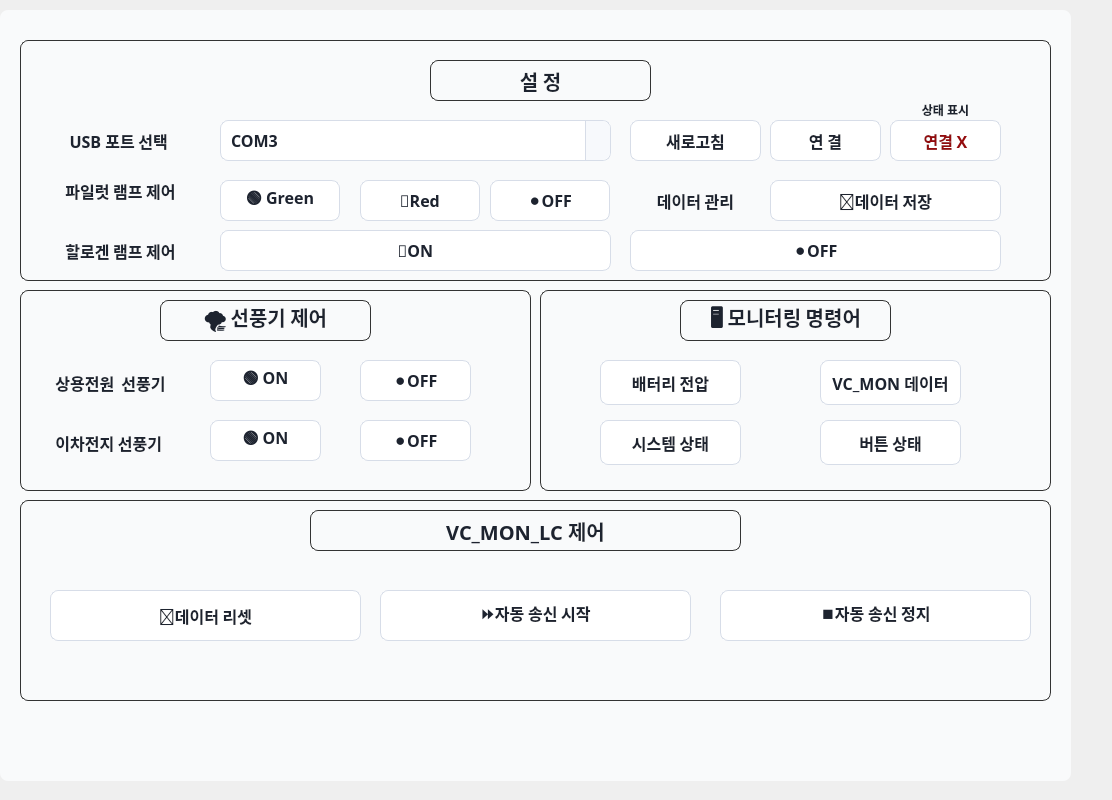
Above: PyQt_GUI/new_set.ui from yuunow57/Capstone-Design-Project before the change. Below: the same form after it.
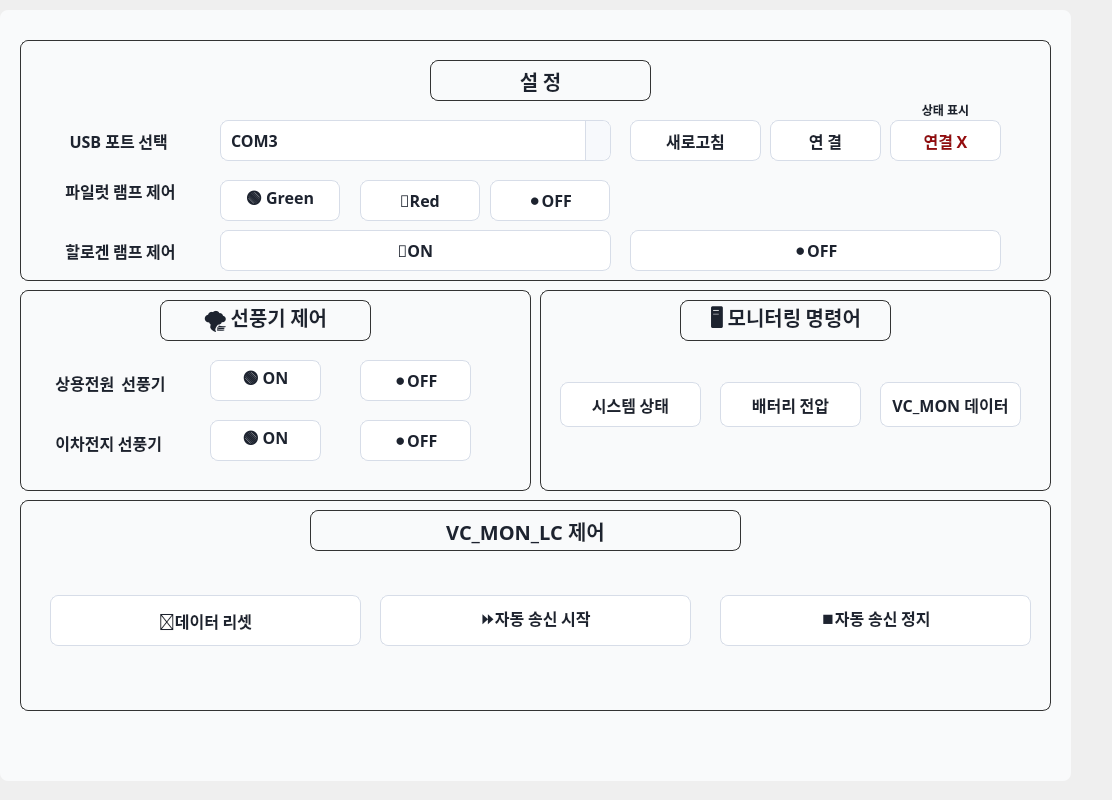
That is the form after the change.

What changed in the file:
```diff
--- a/PyQt_GUI/new_set.ui
+++ b/PyQt_GUI/new_set.ui
@@ -463,74 +463,6 @@
       <set>Qt::AlignCenter</set>
      </property>
     </widget>
-    <widget class="QLabel" name="label_7">
-     <property name="geometry">
-      <rect>
-       <x>610</x>
-       <y>140</y>
-       <width>131</width>
-       <height>41</height>
-      </rect>
-     </property>
-     <property name="font">
-      <font>
-       <family>Noto Sans KR</family>
-       <pointsize>12</pointsize>
-       <weight>87</weight>
-       <bold>true</bold>
-      </font>
-     </property>
-     <property name="styleSheet">
-      <string notr="true">border :none;</string>
-     </property>
-     <property name="text">
-      <string>데이터 관리</string>
-     </property>
-     <property name="alignment">
-      <set>Qt::AlignCenter</set>
-     </property>
-    </widget>
-    <widget class="QPushButton" name="pushButton_5">
-     <property name="geometry">
-      <rect>
-       <x>750</x>
-       <y>140</y>
-       <width>231</width>
-       <height>41</height>
-      </rect>
-     </property>
-     <property name="font">
-      <font>
-       <family>Noto Sans KR</family>
-       <pointsize>12</pointsize>
-       <weight>87</weight>
-       <bold>true</bold>
-      </font>
-     </property>
-     <property name="styleSheet">
-      <string notr="true">QPushButton {
-    background: #ffffff;
-    color: #1d232f;
-    border: 1px solid #d7dde8;
-    border-radius: 8px;
-}
-
-/* 마우스 올렸을 때 */
-QPushButton:hover {
-    background: #f5f6fa;
-}
-
-/* 클릭했을 때 (눌린 상태) */
-QPushButton:pressed {
-    background: #e1e5ee;
-    color: #0f1117;
-    border: 1px solid #b8bfd0;
-}</string>
-     </property>
-     <property name="text">
-      <string>📁데이터 저장</string>
-     </property>
-    </widget>
     <widget class="QPushButton" name="btn_halogen_on">
      <property name="geometry">
       <rect>
@@ -952,8 +884,8 @@
     <widget class="QPushButton" name="btn_battery_voltage">
      <property name="geometry">
       <rect>
-       <x>60</x>
-       <y>70</y>
+       <x>180</x>
+       <y>92</y>
        <width>141</width>
        <height>45</height>
       </rect>
@@ -993,8 +925,8 @@
     <widget class="QPushButton" name="btn_vcmon_data">
      <property name="geometry">
       <rect>
-       <x>280</x>
-       <y>70</y>
+       <x>340</x>
+       <y>92</y>
        <width>141</width>
        <height>45</height>
       </rect>
@@ -1034,8 +966,8 @@
     <widget class="QPushButton" name="btn_system_status">
      <property name="geometry">
       <rect>
-       <x>60</x>
-       <y>130</y>
+       <x>20</x>
+       <y>92</y>
        <width>141</width>
        <height>45</height>
       </rect>
@@ -1072,47 +1004,6 @@
       <string>시스템 상태</string>
      </property>
     </widget>
-    <widget class="QPushButton" name="btn_button_state">
-     <property name="geometry">
-      <rect>
-       <x>280</x>
-       <y>130</y>
-       <width>141</width>
-       <height>45</height>
-      </rect>
-     </property>
-     <property name="font">
-      <font>
-       <family>Noto Sans KR</family>
-       <pointsize>12</pointsize>
-       <weight>87</weight>
-       <bold>true</bold>
-      </font>
-     </property>
-     <property name="styleSheet">
-      <string notr="true">QPushButton {
-    background: #ffffff;
-    color: #1d232f;
-    border: 1px solid #d7dde8;
-    border-radius: 8px;
-}
-
-/* 마우스 올렸을 때 */
-QPushButton:hover {
-    background: #f5f6fa;
-}
-
-/* 클릭했을 때 (눌린 상태) */
-QPushButton:pressed {
-    background: #e1e5ee;
-    color: #0f1117;
-    border: 1px solid #b8bfd0;
-}</string>
-     </property>
-     <property name="text">
-      <string>버튼 상태</string>
-     </property>
-    </widget>
    </widget>
    <widget class="QFrame" name="frame_4">
     <property name="geometry">
@@ -1120,7 +1011,7 @@
       <x>20</x>
       <y>490</y>
       <width>1031</width>
-      <height>201</height>
+      <height>211</height>
      </rect>
     </property>
     <property name="font">
@@ -1170,7 +1061,7 @@
      <property name="geometry">
       <rect>
        <x>360</x>
-       <y>90</y>
+       <y>95</y>
        <width>311</width>
        <height>51</height>
       </rect>
@@ -1211,7 +1102,7 @@
      <property name="geometry">
       <rect>
        <x>700</x>
-       <y>90</y>
+       <y>95</y>
        <width>311</width>
        <height>51</height>
       </rect>
@@ -1252,7 +1143,7 @@
      <property name="geometry">
       <rect>
        <x>30</x>
-       <y>90</y>
+       <y>95</y>
        <width>311</width>
        <height>51</height>
       </rect>
```
